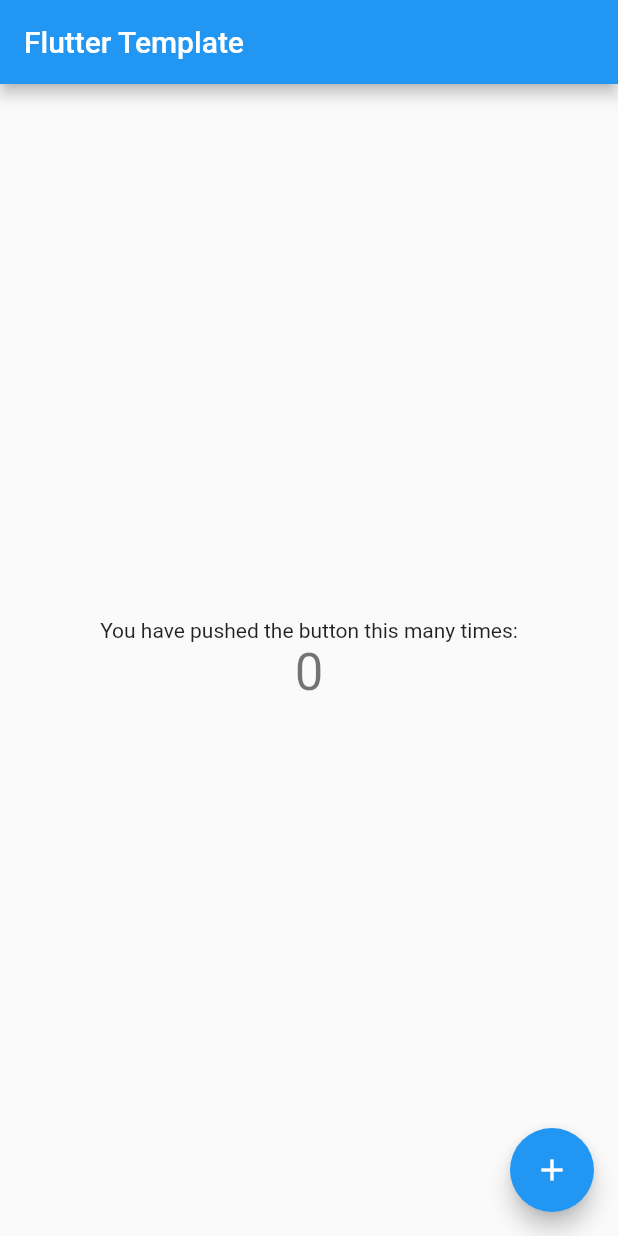
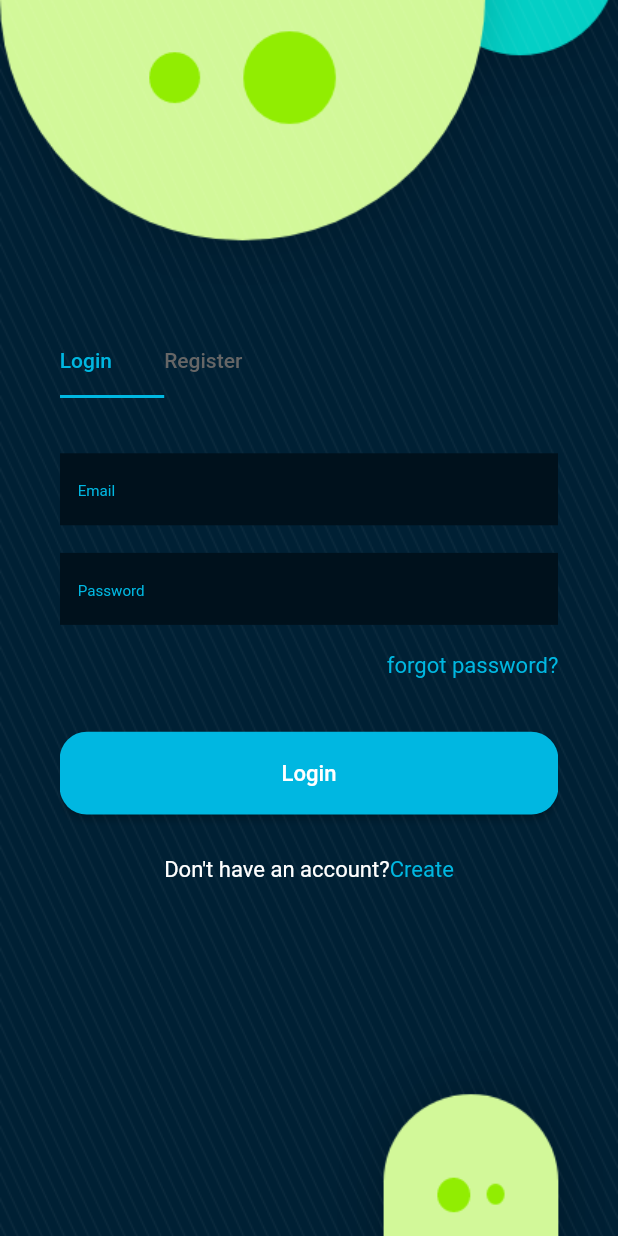
Before and after one commit to cduchesne1/flutter_state_login_example, a Flutter app: the screen it shows after launch, on a phone screen of 412 x 824 dp. Run offline on Flutter 3.47's test engine with Material 2 defaults, Android fonts, the phone set to English and light mode, and no system bars; our stand-ins replace dartz, device_preview, equatable, internet_connection_checker, stacked, stacked_services.

Commit message:
Add login feature

```diff
--- a/lib/app/app.dart
+++ b/lib/app/app.dart
@@ -1,8 +1,8 @@
 import 'package:stacked/stacked_annotations.dart';
 
-import '../main.dart';
+import '../authentification/presentation/authentification_view.dart';
 
-@StackedApp(routes: [MaterialRoute(page: MyHomePage, initial: true)])
+@StackedApp(routes: [MaterialRoute(page: AuthentificationView, initial: true)])
 class AppSetup {
   /** Serves no purpose besides having an annotation attached to it */
 }
--- a/lib/app/app.router.dart
+++ b/lib/app/app.router.dart
@@ -9,12 +9,12 @@
 import 'package:flutter/material.dart';
 import 'package:stacked/stacked.dart';
 
-import '../main.dart';
+import '../authentification/presentation/authentification_view.dart';
 
 class Routes {
-  static const String myHomePage = '/';
+  static const String authentificationView = '/';
   static const all = <String>{
-    myHomePage,
+    authentificationView,
   };
 }
 
@@ -22,14 +22,14 @@
   @override
   List<RouteDef> get routes => _routes;
   final _routes = <RouteDef>[
-    RouteDef(Routes.myHomePage, page: MyHomePage),
+    RouteDef(Routes.authentificationView, page: AuthentificationView),
   ];
   @override
   Map<Type, StackedRouteFactory> get pagesMap => _pagesMap;
   final _pagesMap = <Type, StackedRouteFactory>{
-    MyHomePage: (data) {
+    AuthentificationView: (data) {
       return MaterialPageRoute<dynamic>(
-        builder: (context) => const MyHomePage(),
+        builder: (context) => const AuthentificationView(),
         settings: data,
       );
     },
--- /dev/null
+++ b/lib/app/colors.dart
@@ -0,0 +1,11 @@
+import 'package:flutter/material.dart';
+
+class AppColors {
+  static const Color green = Color(0xff91ED02);
+  static const Color lightGreen = Color(0xffD2F899);
+  static const Color darkBlue = Color(0xff002034);
+  static const Color blue = Color(0xff00B7E1);
+  static const Color veryDarkBlue = Color(0xff00111C);
+  static const Color grey = Color(0xff666666);
+  static const Color turquoise = Color(0xff04CFC5);
+}
--- /dev/null
+++ b/lib/authentification/data/authentification_remote_data_source.dart
@@ -0,0 +1,23 @@
+import '../../error/exceptions.dart';
+
+abstract class AuthentificationRemoteDataSource {
+  /// Try to login via the Parse server.
+  ///
+  /// Throws a [AuthentificationException] for all error codes.
+  Future<bool> login(String email, String password);
+}
+
+class AuthentificationRemoteDataSourceImpl
+    implements AuthentificationRemoteDataSource {
+  @override
+  Future<bool> login(String email, String password) async {
+    final expectedEmail = 'test@email.com';
+    final expectedPassword = 'password';
+
+    if (email == expectedEmail && password == expectedPassword) {
+      return true;
+    } else {
+      throw AuthentificationException();
+    }
+  }
+}
--- /dev/null
+++ b/lib/authentification/domain/authentification_repository.dart
@@ -0,0 +1,6 @@
+import 'package:dartz/dartz.dart';
+import '../../error/failures.dart';
+
+abstract class AuthentificationRepository {
+  Future<Either<Failure, bool>> login(String email, String password);
+}
--- /dev/null
+++ b/lib/authentification/domain/usecases/login.dart
@@ -0,0 +1,25 @@
+import 'package:dartz/dartz.dart';
+import 'package:equatable/equatable.dart';
+import '../../../error/failures.dart';
+
+import '../authentification_repository.dart';
+
+class Login {
+  final AuthentificationRepository repository;
+
+  Login(this.repository);
+
+  Future<Either<Failure, bool>> call(Params params) async {
+    return repository.login(params.email, params.password);
+  }
+}
+
+class Params extends Equatable {
+  final String email;
+  final String password;
+
+  const Params({required this.email, required this.password});
+
+  @override
+  List<Object?> get props => [email, password];
+}
--- /dev/null
+++ b/lib/authentification/presentation/authentification_view.dart
@@ -0,0 +1,263 @@
+import 'package:flutter/material.dart';
+import 'package:flutter_starter_template/app/colors.dart';
+
+class AuthentificationView extends StatelessWidget {
+  const AuthentificationView({Key? key}) : super(key: key);
+
+  @override
+  Widget build(BuildContext context) {
+    final double _height = MediaQuery.of(context).size.height;
+    final double _width = MediaQuery.of(context).size.width;
+
+    return Scaffold(
+      body: Container(
+          width: _width,
+          height: _height,
+          padding: EdgeInsets.symmetric(horizontal: _width * (40 / 414)),
+          decoration: const BoxDecoration(
+            image: DecorationImage(
+              image: AssetImage('assets/images/background.png'),
+              fit: BoxFit.cover,
+            ),
+          ),
+          child: DefaultTabController(
+              length: 2,
+              child: Column(
+                crossAxisAlignment: CrossAxisAlignment.start,
+                children: [
+                  Spacer(),
+                  Container(
+                    width: _width * (140 / 414),
+                    child: TabBar(
+                        isScrollable: true,
+                        indicatorColor: AppColors.blue,
+                        labelPadding: EdgeInsets.only(
+                            left: 0, right: _width * (35 / 414)),
+                        labelColor: AppColors.blue,
+                        unselectedLabelColor: AppColors.grey,
+                        tabs: [
+                          Tab(
+                            text: 'Login',
+                          ),
+                          Tab(
+                            text: 'Register',
+                          )
+                        ]),
+                  ),
+                  SizedBox(
+                    height: _height * (40 / 896),
+                  ),
+                  Container(
+                    width: _width,
+                    height: _height * (331 / 896),
+                    child: TabBarView(
+                      children: [
+                        Container(
+                          child: LoginForm(
+                            context: context,
+                          ),
+                        ),
+                        Container(child: RegisterForm(context: context)),
+                      ],
+                    ),
+                  ),
+                  Spacer()
+                ],
+              ))),
+    );
+  }
+}
+
+class LoginForm extends StatefulWidget {
+  final BuildContext context;
+  const LoginForm({Key? key, required this.context}) : super(key: key);
+
+  @override
+  LoginFormState createState() => LoginFormState();
+}
+
+class LoginFormState extends State<LoginForm> {
+  @override
+  Widget build(BuildContext context) {
+    final double _height = MediaQuery.of(widget.context).size.height;
+    final double _width = MediaQuery.of(widget.context).size.width;
+    return Container(
+      child: Column(
+        children: [
+          TextField(
+            style:
+                TextStyle(fontSize: _height * (16 / 896), color: Colors.white),
+            decoration: InputDecoration(
+              hintText: 'Email',
+              hintStyle: TextStyle(
+                  fontSize: _height * (11 / 896), color: AppColors.blue),
+              fillColor: AppColors.veryDarkBlue,
+              filled: true,
+              border: InputBorder.none,
+              focusedBorder: InputBorder.none,
+              enabledBorder: InputBorder.none,
+              errorBorder: InputBorder.none,
+              disabledBorder: InputBorder.none,
+            ),
+          ),
+          SizedBox(
+            height: _height * (20 / 896),
+          ),
+          TextField(
+            obscureText: true,
+            style:
+                TextStyle(fontSize: _height * (16 / 896), color: Colors.white),
+            decoration: InputDecoration(
+              hintText: 'Password',
+              hintStyle: TextStyle(
+                  fontSize: _height * (11 / 896), color: AppColors.blue),
+              fillColor: AppColors.veryDarkBlue,
+              filled: true,
+              border: InputBorder.none,
+              focusedBorder: InputBorder.none,
+              enabledBorder: InputBorder.none,
+              errorBorder: InputBorder.none,
+              disabledBorder: InputBorder.none,
+            ),
+          ),
+          SizedBox(
+            height: _height * (20 / 896),
+          ),
+          Align(
+              alignment: Alignment.centerRight,
+              child: Text('forgot password?',
+                  style: TextStyle(
+                      color: AppColors.blue, fontSize: _height * (16 / 896)))),
+          SizedBox(
+            height: _height * (39 / 896),
+          ),
+          ConstrainedBox(
+            constraints: BoxConstraints.tightFor(
+                width: _width, height: _height * (60 / 896)),
+            child: ElevatedButton(
+                onPressed: () => null,
+                child: Text('Login',
+                    style: TextStyle(
+                        color: Colors.white, fontSize: _height * (16 / 896))),
+                style: ButtonStyle(
+                    foregroundColor:
+                        MaterialStateProperty.all<Color>(Colors.white),
+                    backgroundColor:
+                        MaterialStateProperty.all<Color>(AppColors.blue),
+                    shape: MaterialStateProperty.all<RoundedRectangleBorder>(
+                        RoundedRectangleBorder(
+                      borderRadius: BorderRadius.circular(18.0),
+                    )))),
+          ),
+          SizedBox(
+            height: _height * (30 / 896),
+          ),
+          RichText(
+            text: TextSpan(
+              text: "Don't have an account?",
+              style: TextStyle(
+                  color: Colors.white, fontSize: _height * (16 / 896)),
+              children: const <TextSpan>[
+                TextSpan(
+                    text: 'Create', style: TextStyle(color: AppColors.blue)),
+              ],
+            ),
+          )
+        ],
+      ),
+    );
+  }
+}
+
+class RegisterForm extends StatefulWidget {
+  final BuildContext context;
+  const RegisterForm({Key? key, required this.context}) : super(key: key);
+
+  @override
+  RegisterFormState createState() => RegisterFormState();
+}
+
+class RegisterFormState extends State<RegisterForm> {
+  @override
+  Widget build(BuildContext context) {
+    final double _height = MediaQuery.of(widget.context).size.height;
+    final double _width = MediaQuery.of(widget.context).size.width;
+    return Container(
+      child: Column(
+        children: [
+          TextField(
+            style:
+                TextStyle(fontSize: _height * (16 / 896), color: Colors.white),
+            decoration: InputDecoration(
+              hintText: 'Email',
+              hintStyle: TextStyle(
+                  fontSize: _height * (11 / 896), color: AppColors.blue),
+              fillColor: AppColors.veryDarkBlue,
+              filled: true,
+              border: InputBorder.none,
+              focusedBorder: InputBorder.none,
+              enabledBorder: InputBorder.none,
+              errorBorder: InputBorder.none,
+              disabledBorder: InputBorder.none,
+            ),
+          ),
+          SizedBox(
+            height: _height * (20 / 896),
+          ),
+          TextField(
+            obscureText: true,
+            style:
+                TextStyle(fontSize: _height * (16 / 896), color: Colors.white),
+            decoration: InputDecoration(
+              hintText: 'Password',
+              hintStyle: TextStyle(
+                  fontSize: _height * (11 / 896), color: AppColors.blue),
+              fillColor: AppColors.veryDarkBlue,
+              filled: true,
+              border: InputBorder.none,
+              focusedBorder: InputBorder.none,
+              enabledBorder: InputBorder.none,
+              errorBorder: InputBorder.none,
+              disabledBorder: InputBorder.none,
+            ),
+          ),
+          SizedBox(
+            height: _height * (39 / 896),
+          ),
+          ConstrainedBox(
+            constraints: BoxConstraints.tightFor(
+                width: _width, height: _height * (60 / 896)),
+            child: ElevatedButton(
+                onPressed: () => null,
+                child: Text('Register',
+                    style: TextStyle(
+                        color: Colors.white, fontSize: _height * (16 / 896))),
+                style: ButtonStyle(
+                    foregroundColor:
+                        MaterialStateProperty.all<Color>(Colors.white),
+                    backgroundColor:
+                        MaterialStateProperty.all<Color>(AppColors.blue),
+                    shape: MaterialStateProperty.all<RoundedRectangleBorder>(
+                        RoundedRectangleBorder(
+                      borderRadius: BorderRadius.circular(18.0),
+                    )))),
+          ),
+          SizedBox(
+            height: _height * (30 / 896),
+          ),
+          RichText(
+            text: TextSpan(
+              text: "Already have an account?",
+              style: TextStyle(
+                  color: Colors.white, fontSize: _height * (16 / 896)),
+              children: const <TextSpan>[
+                TextSpan(
+                    text: 'Login', style: TextStyle(color: AppColors.blue)),
+              ],
+            ),
+          )
+        ],
+      ),
+    );
+  }
+}
--- /dev/null
+++ b/lib/error/exceptions.dart
@@ -0,0 +1,5 @@
+class AuthentificationException implements Exception {}
+
+class EmailException implements Exception {}
+
+class NetworkException implements Exception {}
```
Also changed, not shown: lib/authentification/data/authentification_repository_impl.dart (added, +29 -0 lines), lib/error/failures.dart (added, +26 -0 lines), lib/network/network_info.dart (added, +14 -0 lines), assets/images/background.png (added).
